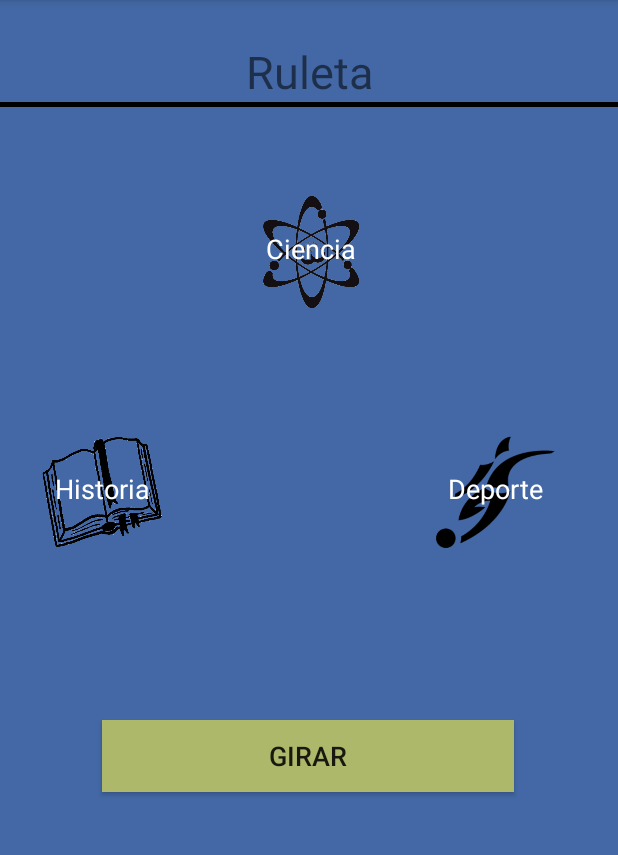
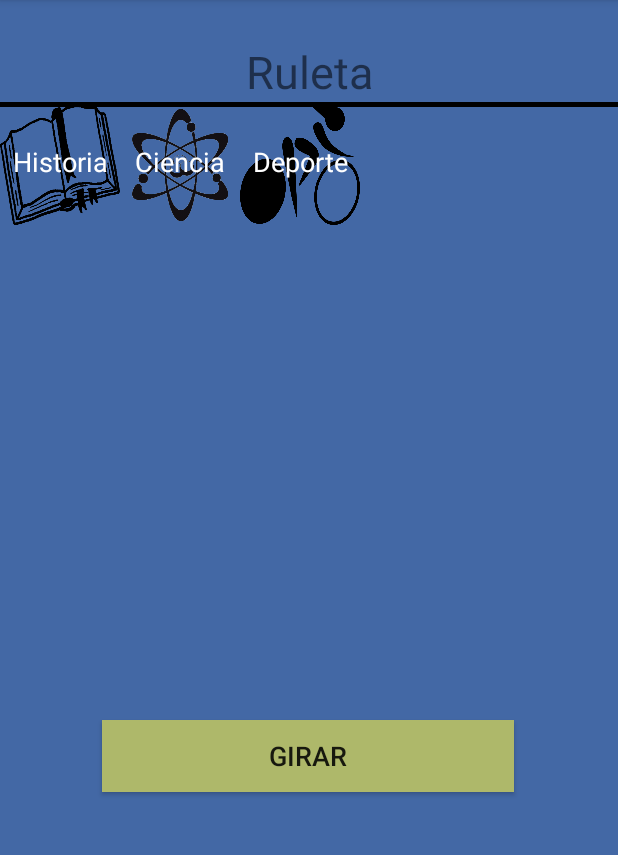
Before and after one commit to martinsuffo/Pregunta3, an Android app: the screen it shows after launch (MainActivity), on a phone screen of 412 x 824 dp, the part 84-939 px from its top. Run offline under Robolectric (Android 15) with nearby library versions, the phone set to English and light mode, and no system bars.

Commit message:
Carga y crea las categorías desde la bd

```diff
--- a/app/src/main/AndroidManifest.xml
+++ b/app/src/main/AndroidManifest.xml
@@ -17,7 +17,8 @@
                 <category android:name="android.intent.category.LAUNCHER" />
             </intent-filter>
         </activity>
-        <activity android:name=".QuestionActivity"></activity>
+        <activity android:name=".QuestionActivity" />
+        <activity android:name=".Compound"></activity>
     </application>
 
 </manifest>
--- a/app/src/main/java/com/example/tino/pregunta3/MainActivity.java
+++ b/app/src/main/java/com/example/tino/pregunta3/MainActivity.java
@@ -5,12 +5,18 @@ import android.content.res.Resources;
 import android.graphics.Typeface;
 import android.support.v7.app.AppCompatActivity;
 import android.os.Bundle;
+import android.util.Log;
 import android.view.View;
 import android.widget.Button;
+import android.widget.ImageView;
+import android.widget.LinearLayout;
+import android.widget.RelativeLayout;
 import android.widget.TextView;
 
 import com.example.tino.pregunta3.dao.CategoriaDAO;
 import com.example.tino.pregunta3.model.Categoria;
+
+import org.w3c.dom.Text;
 
 import java.util.ArrayList;
 import java.util.Random;
@@ -23,12 +29,17 @@ public class MainActivity extends AppCompatActivity {
     private TextView lbCiencia;
     private TextView lbDeporte;
     CategoriaDAO categoriaDAO;
+    LinearLayout layoutRuleta;
+    Resources res;
 
     @Override
     protected void onCreate(Bundle savedInstanceState) {
         super.onCreate(savedInstanceState);
         setContentView(R.layout.activity_main);
         button = (Button) findViewById(R.id.btnGirar);
+        layoutRuleta = (LinearLayout) findViewById(R.id.ruleta);
+
+        insertarCategorias();
 
         button.setOnClickListener( (View v) -> {
                 try {
@@ -40,17 +51,34 @@ public class MainActivity extends AppCompatActivity {
             }
         );
     }
+
+    private void insertarCategorias(){
+        categoriaDAO = CategoriaDAO.getInstance();
+        ArrayList<Categoria> categorias = categoriaDAO.list(this);
+        int imgId;
+        res = getResources();
+
+        for(int i=0; i<categorias.size(); i++) {
+            RelativeLayout categoria = (RelativeLayout) getLayoutInflater().inflate(R.layout.categoria_layout, null);
+            ImageView categoriaImg = (ImageView) categoria.getChildAt(0);
+            TextView  categoriaTxt = (TextView)  categoria.getChildAt(1);
+
+            categoriaImg.setImageResource(res.getIdentifier(categorias.get(i).getNombre(), "drawable", this.getPackageName()));
+            categoriaTxt.setText(categorias.get(i).getNombre().substring(0,1).toUpperCase() + categorias.get(i).getNombre().substring(1));
+
+            layoutRuleta.addView(categoria);
+        }
+
+    }
+
     public void girar() throws InterruptedException {
         button.setOnClickListener((View v)->{});
-
         ArrayList<Categoria> categorias;
         Random r = new Random();
         String categoria;
         int    id;
-        Resources res = getResources();
+        res = getResources();
         TextView  label;
-
-        categoriaDAO = CategoriaDAO.getInstance();
 
         categorias = categoriaDAO.list(this);
 
--- a/app/src/main/java/com/example/tino/pregunta3/dao/CategoriaDAO.java
+++ b/app/src/main/java/com/example/tino/pregunta3/dao/CategoriaDAO.java
@@ -25,7 +25,7 @@ public class CategoriaDAO {
         if(c.moveToFirst()){
             do {
                 Log.i("dao ", "hmm" + c.getString(0));
-                list.add(new Categoria(c.getString(0).substring(0, 1).toUpperCase() + c.getString(0).substring(1)));
+                list.add(new Categoria(c.getString(0)));
             }while (c.moveToNext());
         }
         return list;
--- a/app/src/main/java/com/example/tino/pregunta3/dao/PreguntaDAO.java
+++ b/app/src/main/java/com/example/tino/pregunta3/dao/PreguntaDAO.java
@@ -7,7 +7,6 @@ import android.database.sqlite.SQLiteDatabase;
 import android.util.Log;
 
 import com.example.tino.pregunta3.config.AdminSQLiteOpenHelper;
-import com.example.tino.pregunta3.config.CargaDatos;
 import com.example.tino.pregunta3.model.Pregunta;
 
 import java.util.ArrayList;
--- a/app/src/main/res/layout/activity_main.xml
+++ b/app/src/main/res/layout/activity_main.xml
@@ -5,58 +5,21 @@
     android:layout_width="match_parent"
     android:layout_height="match_parent"
     android:background="#4368a5"
-    tools:context=".MainActivity">
+    tools:context=".MainActivity"
 
-    <TextView
-        android:id="@+id/labelHistoria"
-        android:layout_width="80dp"
-        android:layout_height="80dp"
-        android:layout_marginStart="28dp"
-        android:layout_marginTop="220dp"
-        android:background="@drawable/historia"
-        android:paddingTop="25dp"
-        android:text="Historia"
-        android:textAlignment="center"
-        android:textColor="@android:color/white"
-        android:textSize="18sp"
+    android:textAlignment="center">
+
+    <LinearLayout
+        android:id="@+id/ruleta"
+        android:layout_width="0dp"
+        android:layout_height="0dp"
+        android:layout_marginTop="2dp"
+        android:layout_marginBottom="2dp"
+        app:layout_constraintBottom_toTopOf="@+id/btnGirar"
+        app:layout_constraintEnd_toEndOf="parent"
         app:layout_constraintStart_toStartOf="parent"
         app:layout_constraintTop_toBottomOf="@+id/txtRuleta" />
 
-
-    <TextView
-        android:id="@+id/labelCiencia"
-        android:layout_width="80dp"
-        android:layout_height="80dp"
-        android:layout_marginStart="164dp"
-        android:layout_marginTop="60dp"
-        android:layout_marginEnd="162dp"
-        android:background="@drawable/image"
-        android:paddingTop="25dp"
-        android:text="Ciencia"
-        android:textAlignment="center"
-        android:textColor="@android:color/white"
-        android:textSize="18sp"
-        app:layout_constraintEnd_toEndOf="parent"
-        app:layout_constraintHorizontal_bias="0.545"
-        app:layout_constraintStart_toStartOf="parent"
-        app:layout_constraintTop_toBottomOf="@+id/txtRuleta" />
-
-    <TextView
-        android:id="@+id/labelDeporte"
-        android:layout_width="80dp"
-        android:layout_height="80dp"
-        android:layout_marginStart="168dp"
-        android:layout_marginTop="220dp"
-        android:layout_marginEnd="28dp"
-        android:background="@drawable/deporte"
-        android:paddingTop="25dp"
-        android:text="Deporte"
-        android:textAlignment="center"
-        android:textColor="@android:color/white"
-        android:textSize="18sp"
-        app:layout_constraintEnd_toEndOf="parent"
-        app:layout_constraintStart_toEndOf="@+id/labelHistoria"
-        app:layout_constraintTop_toBottomOf="@+id/txtRuleta" />
 
     <TextView
         android:id="@+id/txtRuleta"
@@ -92,5 +55,10 @@
         android:background="@android:color/black"
         app:layout_constraintTop_toBottomOf="@+id/txtRuleta" />
 
+    <ImageView
+        android:layout_width="0dp"
+        android:layout_height="0dp"
+        android:src="@drawable/historia"
+        />
 
 </android.support.constraint.ConstraintLayout>
--- /dev/null
+++ b/app/src/main/res/layout/categoria_layout.xml
@@ -0,0 +1,21 @@
+<?xml version="1.0" encoding="utf-8"?>
+<RelativeLayout  xmlns:android="http://schemas.android.com/apk/res/android"
+    android:layout_width="80dp"
+    android:layout_height="80dp"
+>
+    <ImageView
+        android:layout_width="80dp"
+        android:layout_height="80dp"
+        android:scaleType="fitXY"
+        android:src="@drawable/ciencia"
+        />
+
+    <TextView
+        android:layout_width="80dp"
+        android:layout_height="wrap_content"
+        android:paddingTop="25dp"
+        android:textAlignment="center"
+        android:textColor="@android:color/white"
+        android:textSize="18sp"
+        />
+</RelativeLayout>
```
Also changed, not shown: app/src/main/java/com/example/tino/pregunta3/Compound.java (added, +13 -0 lines), app/src/main/java/com/example/tino/pregunta3/Ruleta.java (added, +14 -0 lines), app/src/main/res/layout/activity_compound.xml (added, +28 -0 lines), app/src/main/res/values/attrs.xml (added, +8 -0 lines), app/src/main/res/drawable/ciencia.png (renamed from app/src/main/res/drawable/image.png), app/src/main/res/drawable/deporte.png, app/src/main/res/drawable/historia.png.
